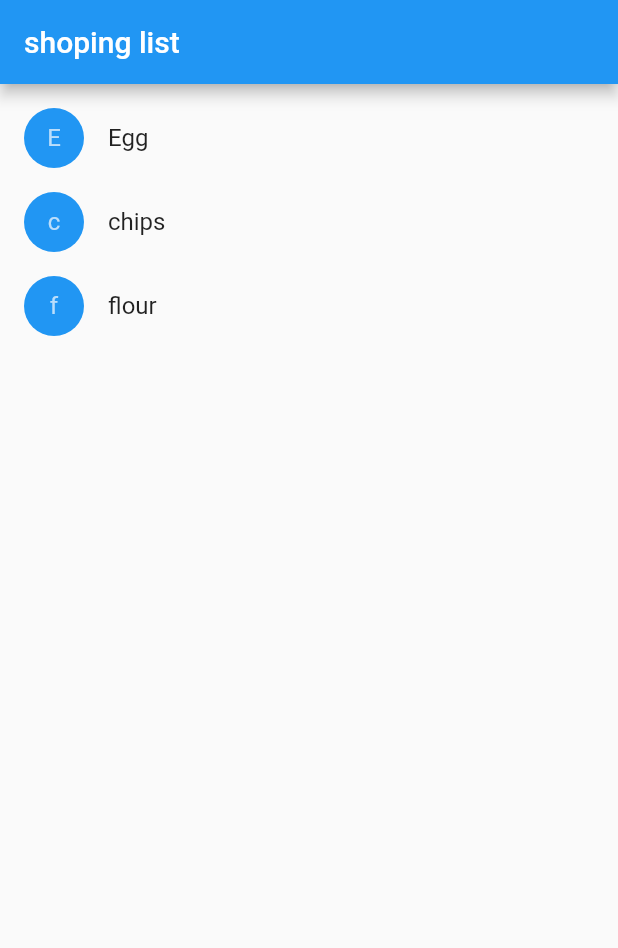
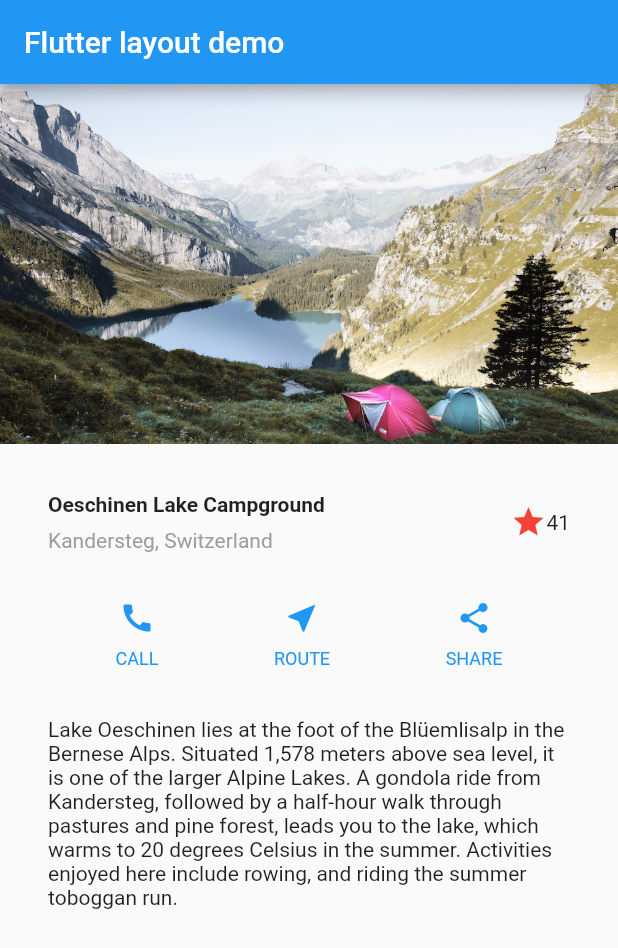
Before and after one commit to bangarrr/flutter_tutorial, a Flutter app: the screen it shows after launch, on a phone screen of 412 x 824 dp. Shown: the top 948 px of the screen. Run offline on Flutter 3.47's test engine with Material 2 defaults, Android fonts, the phone set to English and light mode, and no system bars.

Commit message:
layout tutorial

```diff
--- a/lib/main.dart
+++ b/lib/main.dart
@@ -1,107 +1,93 @@
+// Copyright 2018 The Flutter team. All rights reserved.
+// Use of this source code is governed by a BSD-style license that can be
+// found in the LICENSE file.
+
 import 'package:flutter/material.dart';
-import 'package:flutter/rendering.dart';
 
-class Product {
-  const Product({required this.name});
+void main() => runApp(MyApp());
 
-  final String name;
-}
+class MyApp extends StatelessWidget {
+  @override
+  Widget build(BuildContext context) {
+    Widget titleSection = Container(
+        padding: const EdgeInsets.all(32),
+        child: Row(
+          children: [
+            Expanded(
+                child: Column(
+              crossAxisAlignment: CrossAxisAlignment.start,
+              children: [
+                Container(
+                  padding: EdgeInsets.only(bottom: 8),
+                  child: const Text(
+                    'Oeschinen Lake Campground',
+                    style: TextStyle(fontWeight: FontWeight.bold),
+                  ),
+                ),
+                Text('Kandersteg, Switzerland',
+                    style: TextStyle(color: Colors.grey[500]))
+              ],
+            )),
+            Icon(Icons.star, color: Colors.red[500]),
+            const Text('41')
+          ],
+        ));
 
-typedef CartChangedCallback = Function(Product product, bool inCart);
+    Color color = Theme.of(context).primaryColor;
+    Widget buttonSection = Row(
+      mainAxisAlignment: MainAxisAlignment.spaceEvenly,
+      children: [
+        _buildButtonColumn(color, Icons.call, 'CALL'),
+        _buildButtonColumn(color, Icons.near_me, 'ROUTE'),
+        _buildButtonColumn(color, Icons.share, 'SHARE'),
+      ],
+    );
 
-class ShoppingListItem extends StatelessWidget {
-  ShoppingListItem({
-    required this.product,
-    required this.inCart,
-    required this.onCartChanged,
-  }) : super(key: ObjectKey(product));
+    Widget textSection = const Padding(
+        padding: EdgeInsets.all(32),
+        child: Text(
+          'Lake Oeschinen lies at the foot of the Blüemlisalp in the Bernese '
+          'Alps. Situated 1,578 meters above sea level, it is one of the '
+          'larger Alpine Lakes. A gondola ride from Kandersteg, followed by a '
+          'half-hour walk through pastures and pine forest, leads you to the '
+          'lake, which warms to 20 degrees Celsius in the summer. Activities '
+          'enjoyed here include rowing, and riding the summer toboggan run.',
+          softWrap: true,
+        ));
 
-  final Product product;
-  final bool inCart;
-  final CartChangedCallback onCartChanged;
-
-  Color _getColor(BuildContext context) {
-    return inCart ? Colors.black54 : Theme.of(context).primaryColor;
-  }
-
-  TextStyle? _getTextStyle(BuildContext context) {
-    if (!inCart) return null;
-
-    return const TextStyle(
-        color: Colors.black54,
-        decoration: TextDecoration.lineThrough
+    return MaterialApp(
+      title: 'Flutter layout demo',
+      home: Scaffold(
+          appBar: AppBar(
+            title: const Text('Flutter layout demo'),
+          ),
+          body: ListView(
+            children: [
+              Image.asset(
+                'images/lake.jpeg',
+                width: 600,
+                height: 240,
+                fit: BoxFit.cover,
+              ),
+              titleSection, buttonSection, textSection
+            ],
+          )),
     );
   }
 
-  @override
-  Widget build(BuildContext context) {
-    return ListTile(
-        onTap: () {
-          onCartChanged(product, inCart);
-        },
-        leading: CircleAvatar(
-            backgroundColor: _getColor(context),
-            child: Text(product.name[0])
-        ),
-        title: Text(product.name, style: _getTextStyle(context))
+  Column _buildButtonColumn(Color color, IconData icon, String label) {
+    return Column(
+      mainAxisSize: MainAxisSize.min,
+      mainAxisAlignment: MainAxisAlignment.center,
+      children: [
+        Icon(icon, color: color),
+        Container(
+          margin: EdgeInsets.only(top: 8),
+          child: Text(label,
+              style: TextStyle(
+                  fontSize: 12, fontWeight: FontWeight.w400, color: color)),
+        )
+      ],
     );
   }
 }
-
-class ShoppingList extends StatefulWidget {
-  const ShoppingList({required this.products, Key? key}) : super(key: key);
-
-  final List<Product> products;
-
-  @override
-  _ShoppingListState createState() => _ShoppingListState();
-}
-
-class _ShoppingListState extends State<ShoppingList> {
-  final _shoppingCart = <Product>{};
-
-  void _handleCartChanged(Product product, bool inCart) {
-    setState(() {
-      if (!inCart) {
-        _shoppingCart.add(product);
-      } else {
-        _shoppingCart.remove(product);
-      }
-    });
-  }
-
-  @override
-  Widget build(BuildContext context) {
-    return Scaffold(
-      appBar: AppBar(
-        title: const Text('shoping list')
-      ),
-      body: ListView(
-        padding: const EdgeInsets.symmetric(vertical: 8.0),
-        children: widget.products.map((Product product) {
-          return ShoppingListItem(
-              product: product,
-              inCart: _shoppingCart.contains(product),
-              onCartChanged: _handleCartChanged
-          );
-        }).toList(),
-      )
-    );
-  }
-}
-
-
-void main() {
-  debugPaintSizeEnabled = true;
-  runApp(
-    MaterialApp(
-      home: ShoppingList(
-        products: [
-          Product(name: 'Egg'),
-          Product(name: 'chips'),
-          Product(name: 'flour')
-        ]
-      )
-    )
-  );
-}
--- a/pubspec.yaml
+++ b/pubspec.yaml
@@ -59,9 +59,8 @@ flutter:
   uses-material-design: true
 
   # To add assets to your application, add an assets section, like this:
-  # assets:
-  #   - images/a_dot_burr.jpeg
-  #   - images/a_dot_ham.jpeg
+  assets:
+    - images/lake.jpeg
 
   # An image asset can refer to one or more resolution-specific "variants", see
   # https://flutter.dev/assets-and-images/#resolution-aware.
```
Also changed, not shown: images/lake.jpeg (added).
